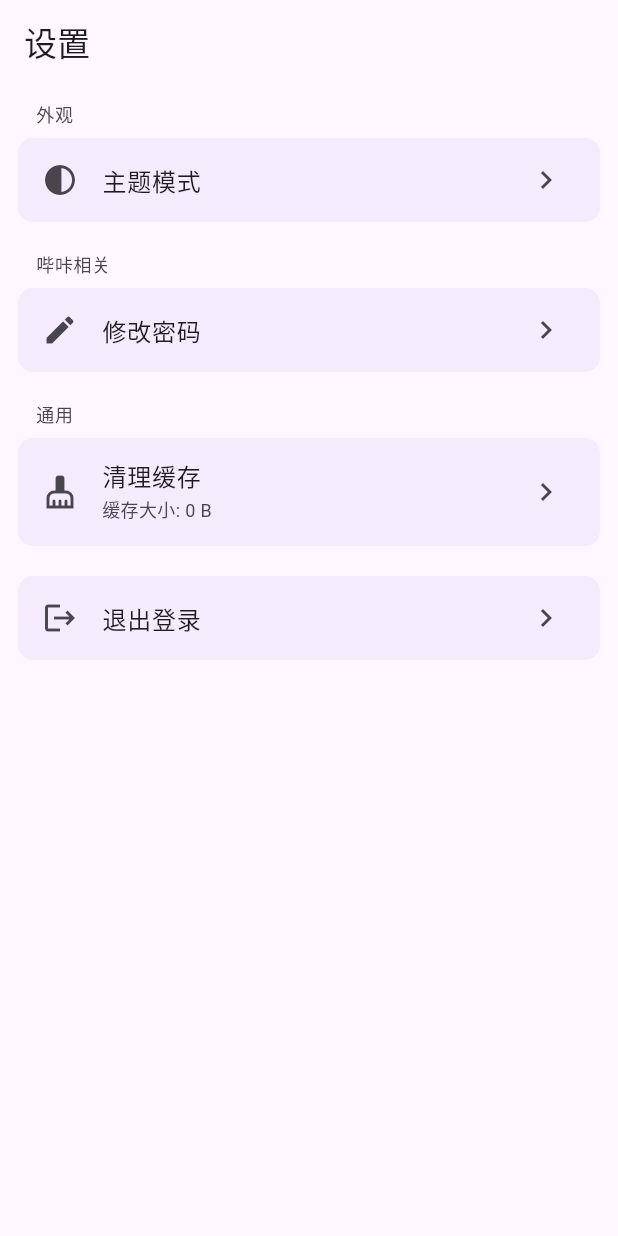
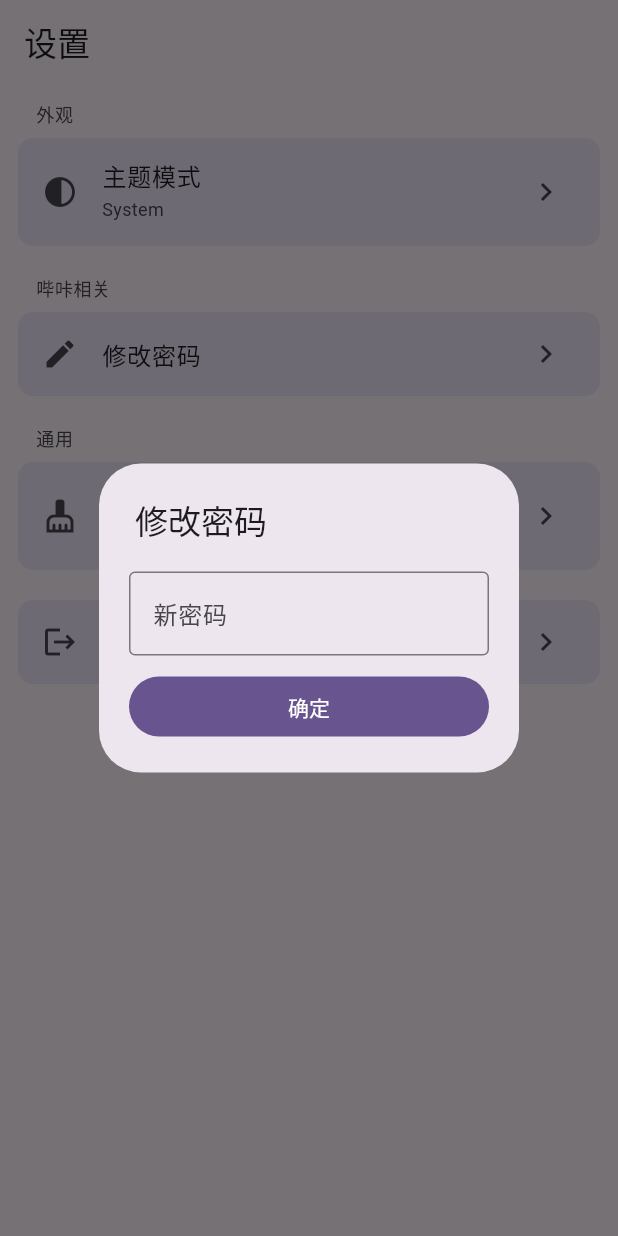
Before and after one commit to raoxwup/haka_comic, a Flutter app: the Settings screen opened by its route, after a tap on "修改密码", on a phone screen of 412 x 824 dp. Run offline on Flutter 3.47's test engine with Material 3 defaults, Android fonts, the light colour scheme and no system bars; drawn by our look-alikes of dynamic_color; our stand-ins replace cached_network_image, dio, flutter_cache_manager, go_router, image_picker, scrollable_positioned_list and 1 more; missing offline and left inert: sqlite_async; accounts and stored records are empty; statements that could not run were skipped.

Commit message:
新增修改密码

```diff
--- /dev/null
+++ b/lib/views/settings/change_password.dart
@@ -0,0 +1,104 @@
+import 'package:flutter/material.dart';
+import 'package:go_router/go_router.dart';
+import 'package:haka_comic/config/app_config.dart';
+import 'package:haka_comic/network/http.dart';
+import 'package:haka_comic/network/models.dart';
+import 'package:haka_comic/utils/extension.dart';
+import 'package:haka_comic/widgets/button.dart';
+import 'package:haka_comic/widgets/toast.dart';
+
+class ChangePassword extends StatefulWidget {
+  const ChangePassword({super.key});
+
+  @override
+  State<ChangePassword> createState() => _ChangePasswordState();
+}
+
+class _ChangePasswordState extends State<ChangePassword> {
+  @override
+  Widget build(BuildContext context) {
+    return ListTile(
+      leading: Icon(Icons.edit),
+      title: Text('修改密码'),
+      trailing: Icon(Icons.chevron_right),
+      onTap: () {
+        showDialog(
+          context: context,
+          builder: (context) => const ChangePassWordDialog(),
+        );
+      },
+    );
+  }
+}
+
+class ChangePassWordDialog extends StatefulWidget {
+  const ChangePassWordDialog({super.key});
+
+  @override
+  State<ChangePassWordDialog> createState() => _ChangePassWordDialogState();
+}
+
+class _ChangePassWordDialogState extends State<ChangePassWordDialog> {
+  final controller = TextEditingController();
+
+  late final _handler = updatePassword.useRequest(
+    onSuccess: (data, _) {
+      Toast.show(message: '修改成功');
+      context.pop();
+    },
+    onError: (e, _) {
+      Toast.show(message: '修改失败');
+    },
+  );
+
+  void _update() => setState(() {});
+
+  @override
+  void initState() {
+    super.initState();
+    _handler
+      ..addListener(_update)
+      ..isLoading = false;
+  }
+
+  @override
+  void dispose() {
+    _handler.dispose();
+    super.dispose();
+  }
+
+  @override
+  Widget build(BuildContext context) {
+    return SimpleDialog(
+      contentPadding: EdgeInsets.all(20),
+      title: Text('修改密码'),
+      children: [
+        TextField(
+          controller: controller,
+          decoration: const InputDecoration(
+            border: OutlineInputBorder(),
+            hintText: '新密码',
+          ),
+        ),
+        const SizedBox(height: 10),
+        Button.filled(
+          onPressed: () {
+            final password = controller.text;
+            if (password.isEmpty) {
+              Toast.show(message: '请输入新密码');
+              return;
+            }
+            _handler.run(
+              UpdatePasswordPayload(
+                newPassword: password,
+                oldPassword: AppConf.instance.password,
+              ),
+            );
+          },
+          isLoading: _handler.isLoading,
+          child: const Text('确定'),
+        ),
+      ],
+    );
+  }
+}
--- /dev/null
+++ b/lib/views/settings/logout.dart
@@ -0,0 +1,45 @@
+import 'package:flutter/material.dart';
+import 'package:go_router/go_router.dart';
+import 'package:haka_comic/router/app_router.dart';
+
+class Logout extends StatefulWidget {
+  const Logout({super.key});
+
+  @override
+  State<Logout> createState() => _LogoutState();
+}
+
+class _LogoutState extends State<Logout> {
+  @override
+  Widget build(BuildContext context) {
+    return ListTile(
+      leading: Icon(Icons.logout),
+      title: Text('退出登录'),
+      trailing: Icon(Icons.chevron_right),
+      onTap: () async {
+        final bool? result = await showDialog(
+          context: context,
+          builder: (BuildContext context) {
+            return AlertDialog(
+              title: const Text('退出登录'),
+              content: const Text('确定要退出登录吗？'),
+              actions: <Widget>[
+                TextButton(
+                  child: const Text('取消'),
+                  onPressed: () => context.pop(false),
+                ),
+                TextButton(
+                  child: const Text('确定'),
+                  onPressed: () => context.pop(true),
+                ),
+              ],
+            );
+          },
+        );
+        if (result == true) {
+          logout();
+        }
+      },
+    );
+  }
+}
--- a/lib/views/settings/settings.dart
+++ b/lib/views/settings/settings.dart
@@ -1,10 +1,9 @@
 import 'package:flutter/material.dart';
-import 'package:go_router/go_router.dart';
-import 'package:haka_comic/router/app_router.dart';
 import 'package:haka_comic/utils/extension.dart';
+import 'package:haka_comic/views/settings/change_password.dart';
 import 'package:haka_comic/views/settings/clear_cache.dart';
-import 'package:haka_comic/views/settings/theme_icon.dart';
-import 'package:haka_comic/views/settings/theme_switch.dart';
+import 'package:haka_comic/views/settings/logout.dart';
+import 'package:haka_comic/views/settings/theme.dart' as t;
 
 class Settings extends StatefulWidget {
   const Settings({super.key});
@@ -21,98 +20,13 @@ class _SettingsState extends State<Settings> {
       body: ListView(
         padding: const EdgeInsets.all(12),
         children: [
-          Block(
-            title: '外观',
-            children: [
-              ListTile(
-                leading: Icon(Icons.contrast),
-                title: Text('主题模式'),
-                trailing: Icon(Icons.chevron_right),
-                onTap: () {
-                  showModalBottomSheet(
-                    context: context,
-                    shape: RoundedRectangleBorder(
-                      borderRadius: BorderRadius.all(Radius.circular(20)),
-                    ),
-                    useSafeArea: true,
-                    constraints: BoxConstraints(maxWidth: 400),
-                    isScrollControlled: true,
-                    builder: (context) {
-                      return Padding(
-                        padding: const EdgeInsets.fromLTRB(16, 20, 16, 20),
-                        child: Column(
-                          mainAxisSize: MainAxisSize.min,
-                          children: [
-                            ThemeIcon(),
-                            SizedBox(height: 20),
-                            Text(
-                              '选择主题模式',
-                              style: context.textTheme.titleMedium,
-                            ),
-                            Text(
-                              '选择System，亮暗模式会随着系统模式的变化而变化',
-                              style: context.textTheme.bodySmall,
-                            ),
-                            SizedBox(height: 20),
-                            ThemeSwitch(),
-                            SizedBox(height: 20),
-                          ],
-                        ),
-                      );
-                    },
-                  );
-                },
-              ),
-            ],
-          ),
-          SizedBox(height: 20),
-          Block(
-            title: '哔咔相关',
-            children: [
-              ListTile(
-                leading: Icon(Icons.edit),
-                title: Text('修改密码'),
-                trailing: Icon(Icons.chevron_right),
-                onTap: () {},
-              ),
-            ],
-          ),
-          SizedBox(height: 20),
+          Block(title: '外观', children: [const t.Theme()]),
+          const SizedBox(height: 20),
+          Block(title: '哔咔相关', children: [const ChangePassword()]),
+          const SizedBox(height: 20),
           Block(title: '通用', children: [const ClearCache()]),
-          SizedBox(height: 20),
-          Block(
-            children: [
-              ListTile(
-                leading: Icon(Icons.logout),
-                title: Text('退出登录'),
-                trailing: Icon(Icons.chevron_right),
-                onTap: () async {
-                  final bool? result = await showDialog(
-                    context: context,
-                    builder: (BuildContext context) {
-                      return AlertDialog(
-                        title: const Text('退出登录'),
-                        content: const Text('确定要退出登录吗？'),
-                        actions: <Widget>[
-                          TextButton(
-                            child: const Text('取消'),
-                            onPressed: () => context.pop(false),
-                          ),
-                          TextButton(
-                            child: const Text('确定'),
-                            onPressed: () => context.pop(true),
-                          ),
-                        ],
-                      );
-                    },
-                  );
-                  if (result == true) {
-                    logout();
-                  }
-                },
-              ),
-            ],
-          ),
+          const SizedBox(height: 20),
+          Block(children: [const Logout()]),
         ],
       ),
     );
@@ -145,7 +59,7 @@ class Block extends StatelessWidget {
           clipBehavior: Clip.hardEdge,
           decoration: BoxDecoration(
             color: context.colorScheme.secondaryContainer.withValues(
-              alpha: 0.5,
+              alpha: 0.65,
             ),
             borderRadius: const BorderRadius.all(Radius.circular(10)),
           ),
--- /dev/null
+++ b/lib/views/settings/theme.dart
@@ -0,0 +1,62 @@
+import 'package:flutter/material.dart';
+import 'package:haka_comic/model/theme_provider.dart';
+import 'package:haka_comic/utils/extension.dart';
+import 'package:haka_comic/views/settings/theme_icon.dart';
+import 'package:haka_comic/views/settings/theme_switch.dart';
+import 'package:provider/provider.dart';
+
+class Theme extends StatefulWidget {
+  const Theme({super.key});
+
+  @override
+  State<Theme> createState() => _ThemeState();
+}
+
+class _ThemeState extends State<Theme> {
+  @override
+  Widget build(BuildContext context) {
+    final ThemeMode themeMode = context.select<ThemeProvider, ThemeMode>(
+      (data) => data.themeMode,
+    );
+    return ListTile(
+      leading: Icon(Icons.contrast),
+      title: Text('主题模式'),
+      trailing: Icon(Icons.chevron_right),
+      subtitle: Text(
+        ThemeProvider.themeModeToString[themeMode] ?? 'System',
+        style: const TextStyle(fontSize: 12),
+      ),
+      onTap: () {
+        showModalBottomSheet(
+          context: context,
+          shape: RoundedRectangleBorder(
+            borderRadius: BorderRadius.all(Radius.circular(20)),
+          ),
+          useSafeArea: true,
+          constraints: BoxConstraints(maxWidth: 400),
+          isScrollControlled: true,
+          builder: (context) {
+            return Padding(
+              padding: const EdgeInsets.fromLTRB(16, 20, 16, 20),
+              child: Column(
+                mainAxisSize: MainAxisSize.min,
+                children: [
+                  ThemeIcon(),
+                  SizedBox(height: 20),
+                  Text('选择主题模式', style: context.textTheme.titleMedium),
+                  Text(
+                    '选择System，亮暗模式会随着系统模式的变化而变化',
+                    style: context.textTheme.bodySmall,
+                  ),
+                  SizedBox(height: 20),
+                  ThemeSwitch(),
+                  SizedBox(height: 20),
+                ],
+              ),
+            );
+          },
+        );
+      },
+    );
+  }
+}
--- a/pubspec.yaml
+++ b/pubspec.yaml
@@ -26,6 +26,7 @@ dependencies:
   dynamic_color: ^1.7.0
   image_picker: ^1.1.2
   flutter_cache_manager: ^3.4.1
+  path: ^1.9.1
 
 dev_dependencies:
   flutter_test:
```
Also changed, not shown: lib/views/settings/clear_cache.dart (+47 -16 lines), pubspec.lock.
